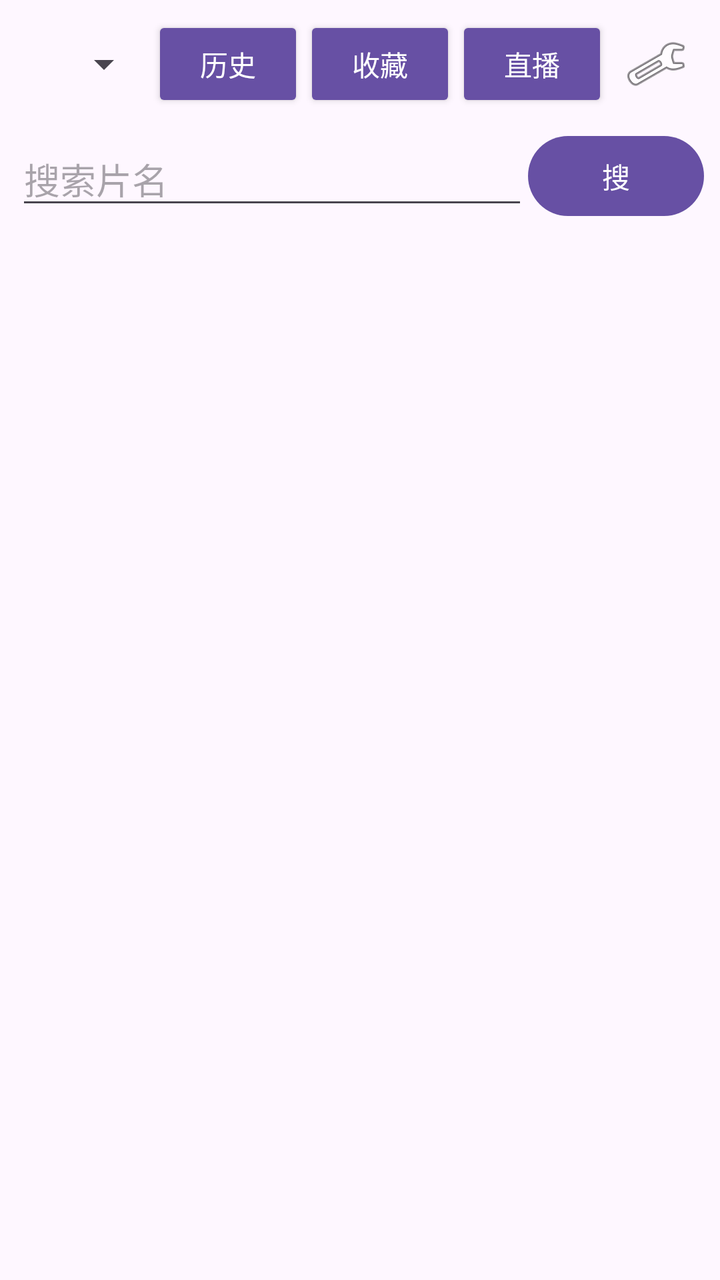
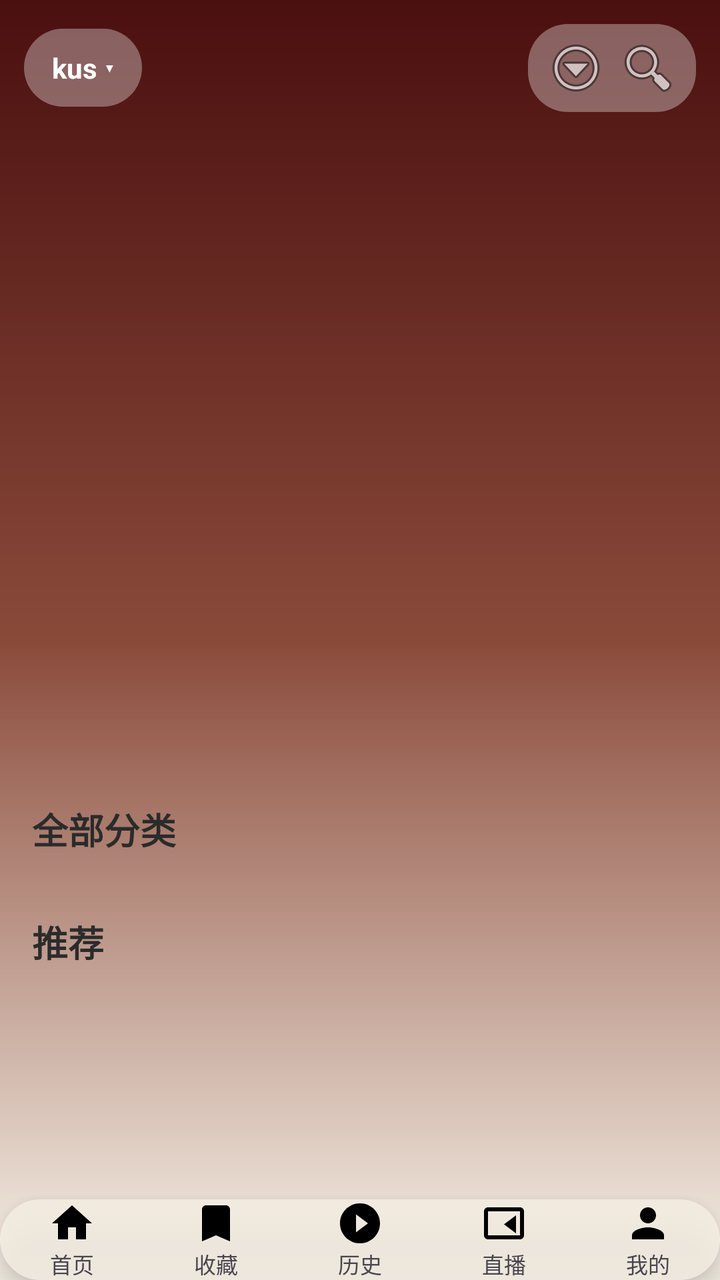

An Android layout rendered at two revisions. The XML below is the earlier revision; the diff shows what the commit changed to produce the second picture.
<!-- AndroidManifest.xml: application theme Theme.BoxZero -->
<!-- res/layout/activity_main.xml -->
<?xml version="1.0" encoding="utf-8"?>
<LinearLayout xmlns:android="http://schemas.android.com/apk/res/android"
    android:layout_width="match_parent"
    android:layout_height="match_parent"
    android:orientation="vertical">

    <LinearLayout
        android:layout_width="match_parent"
        android:layout_height="wrap_content"
        android:gravity="center_vertical"
        android:orientation="horizontal"
        android:padding="8dp">

        <Spinner
            android:id="@+id/siteSpinner"
            android:layout_width="0dp"
            android:layout_height="wrap_content"
            android:layout_weight="1" />

        <Button
            android:id="@+id/btnHistory"
            style="?android:attr/buttonStyleSmall"
            android:layout_width="wrap_content"
            android:layout_height="wrap_content"
            android:text="历史" />

        <Button
            android:id="@+id/btnFav"
            style="?android:attr/buttonStyleSmall"
            android:layout_width="wrap_content"
            android:layout_height="wrap_content"
            android:text="收藏" />

        <Button
            android:id="@+id/btnLive"
            style="?android:attr/buttonStyleSmall"
            android:layout_width="wrap_content"
            android:layout_height="wrap_content"
            android:text="直播" />

        <ImageButton
            android:id="@+id/btnSettings"
            android:layout_width="48dp"
            android:layout_height="48dp"
            android:background="?attr/selectableItemBackgroundBorderless"
            android:contentDescription="设置"
            android:src="@android:drawable/ic_menu_preferences" />
    </LinearLayout>

    <LinearLayout
        android:layout_width="match_parent"
        android:layout_height="wrap_content"
        android:gravity="center_vertical"
        android:orientation="horizontal"
        android:paddingStart="8dp"
        android:paddingEnd="8dp"
        android:paddingBottom="8dp">

        <EditText
            android:id="@+id/searchInput"
            android:layout_width="0dp"
            android:layout_height="wrap_content"
            android:layout_weight="1"
            android:hint="搜索片名"
            android:imeOptions="actionSearch"
            android:inputType="text"
            android:singleLine="true" />

        <Button
            android:id="@+id/btnSearch"
            android:layout_width="wrap_content"
            android:layout_height="wrap_content"
            android:text="搜" />
    </LinearLayout>

    <HorizontalScrollView
        android:id="@+id/tabScroll"
        android:layout_width="match_parent"
        android:layout_height="wrap_content"
        android:scrollbars="none"
        android:visibility="gone">

        <LinearLayout
            android:id="@+id/tabRow"
            android:layout_width="wrap_content"
            android:layout_height="wrap_content"
            android:orientation="horizontal"
            android:paddingStart="4dp"
            android:paddingEnd="4dp" />
    </HorizontalScrollView>

    <FrameLayout
        android:layout_width="match_parent"
        android:layout_height="0dp"
        android:layout_weight="1">

        <androidx.recyclerview.widget.RecyclerView
            android:id="@+id/grid"
            android:layout_width="match_parent"
            android:layout_height="match_parent"
            android:clipToPadding="false"
            android:padding="4dp" />

        <ProgressBar
            android:id="@+id/loading"
            android:layout_width="wrap_content"
            android:layout_height="wrap_content"
            android:layout_gravity="center"
            android:visibility="gone" />
    </FrameLayout>

    <LinearLayout
        android:id="@+id/pageRow"
        android:layout_width="match_parent"
        android:layout_height="wrap_content"
        android:gravity="center"
        android:orientation="horizontal"
        android:padding="8dp"
        android:visibility="gone">

        <Button
            android:id="@+id/btnPrev"
            android:layout_width="wrap_content"
            android:layout_height="wrap_content"
            android:text="上一页" />

        <TextView
            android:id="@+id/pageInfo"
            android:layout_width="wrap_content"
            android:layout_height="wrap_content"
            android:layout_marginStart="16dp"
            android:layout_marginEnd="16dp" />

        <Button
            android:id="@+id/btnNext"
            android:layout_width="wrap_content"
            android:layout_height="wrap_content"
            android:text="下一页" />
    </LinearLayout>

</LinearLayout>
<!-- resources referenced by this layout -->
<resources>
  <style name="Theme.BoxZero" parent="Theme.Material3.DayNight.NoActionBar">
      </style>
</resources>

<!-- the commit's change to res/layout/activity_main.xml (unified diff, before → after) -->
@@ -1,141 +1,309 @@
+<?xml version="1.0" encoding="utf-8"?>
+<FrameLayout xmlns:android="http://schemas.android.com/apk/res/android"
+    android:layout_width="match_parent"
+    android:layout_height="match_parent"
+    android:background="@drawable/bg_home_gradient"
+    android:fitsSystemWindows="true">
+
+    <ScrollView
+        android:layout_width="match_parent"
+        android:layout_height="match_parent"
+        android:scrollbars="none">
+
+        <LinearLayout
+            android:layout_width="match_parent"
+            android:layout_height="wrap_content"
+            android:orientation="vertical">
+
+            
+            <LinearLayout
+                android:layout_width="match_parent"
+                android:layout_height="wrap_content"
+                android:gravity="center_vertical"
+                android:orientation="horizontal"
+                android:padding="12dp">
+
+                <LinearLayout
+                    android:id="@+id/sitePill"
+                    android:layout_width="wrap_content"
+                    android:layout_height="wrap_content"
+                    android:background="@drawable/pill_bg"
+                    android:gravity="center_vertical"
+                    android:orientation="horizontal"
+                    android:paddingStart="14dp"
+                    android:paddingEnd="14dp"
+                    android:paddingTop="10dp"
+                    android:paddingBottom="10dp">
+
+                    <TextView
+                        android:id="@+id/siteName"
+                        android:layout_width="wrap_content"
+                        android:layout_height="wrap_content"
+                        android:ellipsize="end"
+                        android:maxWidth="160dp"
+                        android:singleLine="true"
+                        android:text="kus"
+                        android:textColor="#FFFFFF"
+                        android:textSize="14sp"
+                        android:textStyle="bold" />
+
+                    <TextView
+                        android:layout_width="wrap_content"
+                        android:layout_height="wrap_content"
+                        android:layout_marginStart="4dp"
+                        android:text="▾"
+                        android:textColor="#FFFFFF"
+                        android:textSize="12sp" />
+                </LinearLayout>
+
+                <View
+                    android:layout_width="0dp"
+                    android:layout_height="1dp"
+                    android:layout_weight="1" />
+
+                <LinearLayout
+                    android:layout_width="wrap_content"
+                    android:layout_height="wrap_content"
+                    android:background="@drawable/pill_bg"
+                    android:gravity="center_vertical"
+                    android:orientation="horizontal"
+                    android:paddingStart="6dp"
+                    android:paddingEnd="6dp"
+                    android:paddingTop="4dp"
+                    android:paddingBottom="4dp">
+
+                    <ImageButton
+                        android:id="@+id/btnMenu"
+                        android:layout_width="36dp"
+                        android:layout_height="36dp"
+                        android:background="?attr/selectableItemBackgroundBorderless"
+                        android:contentDescription="菜单"
+                        android:src="@android:drawable/ic_menu_more" />
+
+                    <ImageButton
+                        android:id="@+id/btnSearch"
+                        android:layout_width="36dp"
+                        android:layout_height="36dp"
+                        android:background="?attr/selectableItemBackgroundBorderless"
+                        android:contentDescription="搜索"
+                        android:src="@android:drawable/ic_menu_search" />
+                </LinearLayout>
+            </LinearLayout>
+
+            
+            <androidx.recyclerview.widget.RecyclerView
+                android:id="@+id/banner"
+                android:layout_width="match_parent"
+                android:layout_height="260dp"
+                android:layout_marginTop="4dp"
+                android:clipToPadding="false" />
+
+            <TextView
+                android:id="@+id/bannerTitle"
+                android:layout_width="match_parent"
+                android:layout_height="wrap_content"
+                android:layout_marginTop="12dp"
+                android:ellipsize="end"
+                android:gravity="center"
+                android:maxLines="1"
+                android:textColor="#FFFFFF"
+                android:textSize="22sp"
+                android:textStyle="bold" />
+
+            <LinearLayout
+                android:id="@+id/dots"
+                android:layout_width="match_parent"
+                android:layout_height="wrap_content"
+                android:layout_marginTop="8dp"
+                android:gravity="center"
+                android:orientation="horizontal" />
+
+            
+            <TextView
+                android:layout_width="match_parent"
+                android:layout_height="wrap_content"
+                android:layout_marginTop="20dp"
+                android:paddingStart="16dp"
+                android:paddingEnd="16dp"
+                android:text="全部分类"
+                android:textColor="#2B2B2B"
+                android:textSize="18sp"
+                android:textStyle="bold" />
+
+            <androidx.recyclerview.widget.RecyclerView
+                android:id="@+id/pillRow"
+                android:layout_width="match_parent"
+                android:layout_height="wrap_content"
+                android:layout_marginTop="10dp"
+                android:clipToPadding="false"
+                android:nestedScrollingEnabled="false"
+                android:paddingStart="16dp"
+                android:paddingEnd="16dp" />
+
+            
+            <TextView
+                android:layout_width="match_parent"
+                android:layout_height="wrap_content"
+                android:layout_marginTop="20dp"
+                android:paddingStart="16dp"
+                android:paddingEnd="16dp"
+                android:text="推荐"
+                android:textColor="#2B2B2B"
+                android:textSize="18sp"
+                android:textStyle="bold" />
+
+            <androidx.recyclerview.widget.RecyclerView
+                android:id="@+id/posterRow"
+                android:layout_width="match_parent"
+                android:layout_height="wrap_content"
+                android:layout_marginTop="10dp"
+                android:clipToPadding="false"
+                android:nestedScrollingEnabled="false"
+                android:paddingStart="16dp"
+                android:paddingEnd="16dp" />
+
+            <View
+                android:layout_width="match_parent"
+                android:layout_height="110dp" />
+        </LinearLayout>
+    </ScrollView>
+
+    <include
+        layout="@layout/view_bottom_nav"
+        android:layout_width="match_parent"
+        android:layout_height="wrap_content"
+        android:layout_gravity="bottom" />
+
+    <ProgressBar
+        android:id="@+id/loading"
+        android:layout_width="wrap_content"
+        android:layout_height="wrap_content"
+        android:layout_gravity="center"
+        android:visibility="gone" />
+
+</FrameLayout>
+<!-- res/layout/view_bottom_nav.xml (included above) -->
 <?xml version="1.0" encoding="utf-8"?>
 <LinearLayout xmlns:android="http://schemas.android.com/apk/res/android"
+    android:id="@+id/bottomNav"
     android:layout_width="match_parent"
-    android:layout_height="match_parent"
-    android:orientation="vertical">
-
-    <LinearLayout
-        android:layout_width="match_parent"
-        android:layout_height="wrap_content"
-        android:gravity="center_vertical"
-        android:orientation="horizontal"
-        android:padding="8dp">
-
-        <Spinner
-            android:id="@+id/siteSpinner"
-            android:layout_width="0dp"
-            android:layout_height="wrap_content"
-            android:layout_weight="1" />
-
-        <Button
-            android:id="@+id/btnHistory"
-            style="?android:attr/buttonStyleSmall"
-            android:layout_width="wrap_content"
-            android:layout_height="wrap_content"
-            android:text="历史" />
-
-        <Button
-            android:id="@+id/btnFav"
-            style="?android:attr/buttonStyleSmall"
-            android:layout_width="wrap_content"
-            android:layout_height="wrap_content"
-            android:text="收藏" />
-
-        <Button
-            android:id="@+id/btnLive"
-            style="?android:attr/buttonStyleSmall"
-            android:layout_width="wrap_content"
-            android:layout_height="wrap_content"
-            android:text="直播" />
-
-        <ImageButton
-            android:id="@+id/btnSettings"
-            android:layout_width="48dp"
-            android:layout_height="48dp"
-            android:background="?attr/selectableItemBackgroundBorderless"
-            android:contentDescription="设置"
-            android:src="@android:drawable/ic_menu_preferences" />
-    </LinearLayout>
-
-    <LinearLayout
-        android:layout_width="match_parent"
-        android:layout_height="wrap_content"
-        android:gravity="center_vertical"
-        android:orientation="horizontal"
-        android:paddingStart="8dp"
-        android:paddingEnd="8dp"
-        android:paddingBottom="8dp">
-
-        <EditText
-            android:id="@+id/searchInput"
-            android:layout_width="0dp"
-            android:layout_height="wrap_content"
-            android:layout_weight="1"
-            android:hint="搜索片名"
-            android:imeOptions="actionSearch"
-            android:inputType="text"
-            android:singleLine="true" />
-
-        <Button
-            android:id="@+id/btnSearch"
-            android:layout_width="wrap_content"
-            android:layout_height="wrap_content"
-            android:text="搜" />
-    </LinearLayout>
-
-    <HorizontalScrollView
-        android:id="@+id/tabScroll"
-        android:layout_width="match_parent"
-        android:layout_height="wrap_content"
-        android:scrollbars="none"
-        android:visibility="gone">
-
-        <LinearLayout
-            android:id="@+id/tabRow"
-            android:layout_width="wrap_content"
-            android:layout_height="wrap_content"
-            android:orientation="horizontal"
-            android:paddingStart="4dp"
-            android:paddingEnd="4dp" />
-    </HorizontalScrollView>
-
-    <FrameLayout
-        android:layout_width="match_parent"
-        android:layout_height="0dp"
-        android:layout_weight="1">
-
-        <androidx.recyclerview.widget.RecyclerView
-            android:id="@+id/grid"
-            android:layout_width="match_parent"
-            android:layout_height="match_parent"
-            android:clipToPadding="false"
-            android:padding="4dp" />
-
-        <ProgressBar
-            android:id="@+id/loading"
-            android:layout_width="wrap_content"
-            android:layout_height="wrap_content"
-            android:layout_gravity="center"
-            android:visibility="gone" />
-    </FrameLayout>
-
-    <LinearLayout
-        android:id="@+id/pageRow"
-        android:layout_width="match_parent"
-        android:layout_height="wrap_content"
-        android:gravity="center"
-        android:orientation="horizontal"
-        android:padding="8dp"
-        android:visibility="gone">
-
-        <Button
-            android:id="@+id/btnPrev"
-            android:layout_width="wrap_content"
-            android:layout_height="wrap_content"
-            android:text="上一页" />
-
-        <TextView
-            android:id="@+id/pageInfo"
-            android:layout_width="wrap_content"
-            android:layout_height="wrap_content"
-            android:layout_marginStart="16dp"
-            android:layout_marginEnd="16dp" />
-
-        <Button
-            android:id="@+id/btnNext"
-            android:layout_width="wrap_content"
-            android:layout_height="wrap_content"
-            android:text="下一页" />
+    android:layout_height="68dp"
+    android:layout_marginStart="16dp"
+    android:layout_marginEnd="16dp"
+    android:layout_marginBottom="16dp"
+    android:background="@drawable/nav_bg"
+    android:elevation="8dp"
+    android:gravity="center"
+    android:orientation="horizontal">
+
+    <LinearLayout
+        android:id="@+id/tabHome"
+        android:layout_width="0dp"
+        android:layout_height="match_parent"
+        android:layout_weight="1"
+        android:gravity="center"
+        android:orientation="vertical">
+
+        <ImageView
+            android:id="@+id/iconHome"
+            android:layout_width="24dp"
+            android:layout_height="24dp"
+            android:src="@drawable/ic_nav_home" />
+
+        <TextView
+            android:id="@+id/textHome"
+            android:layout_width="wrap_content"
+            android:layout_height="wrap_content"
+            android:text="首页"
+            android:textSize="11sp" />
+    </LinearLayout>
+
+    <LinearLayout
+        android:id="@+id/tabFav"
+        android:layout_width="0dp"
+        android:layout_height="match_parent"
+        android:layout_weight="1"
+        android:gravity="center"
+        android:orientation="vertical">
+
+        <ImageView
+            android:id="@+id/iconFav"
+            android:layout_width="24dp"
+            android:layout_height="24dp"
+            android:src="@drawable/ic_nav_fav" />
+
+        <TextView
+            android:id="@+id/textFav"
+            android:layout_width="wrap_content"
+            android:layout_height="wrap_content"
+            android:text="收藏"
+            android:textSize="11sp" />
+    </LinearLayout>
+
+    <LinearLayout
+        android:id="@+id/tabHistory"
+        android:layout_width="0dp"
+        android:layout_height="match_parent"
+        android:layout_weight="1"
+        android:gravity="center"
+        android:orientation="vertical">
+
+        <ImageView
+            android:id="@+id/iconHistory"
+            android:layout_width="24dp"
+            android:layout_height="24dp"
+            android:src="@drawable/ic_nav_history" />
+
+        <TextView
+            android:id="@+id/textHistory"
+            android:layout_width="wrap_content"
+            android:layout_height="wrap_content"
+            android:text="历史"
+            android:textSize="11sp" />
+    </LinearLayout>
+
+    <LinearLayout
+        android:id="@+id/tabLive"
+        android:layout_width="0dp"
+        android:layout_height="match_parent"
+        android:layout_weight="1"
+        android:gravity="center"
+        android:orientation="vertical">
+
+        <ImageView
+            android:id="@+id/iconLive"
+            android:layout_width="24dp"
+            android:layout_height="24dp"
+            android:src="@drawable/ic_nav_live" />
+
+        <TextView
+            android:id="@+id/textLive"
+            android:layout_width="wrap_content"
+            android:layout_height="wrap_content"
+            android:text="直播"
+            android:textSize="11sp" />
+    </LinearLayout>
+
+    <LinearLayout
+        android:id="@+id/tabMine"
+        android:layout_width="0dp"
+        android:layout_height="match_parent"
+        android:layout_weight="1"
+        android:gravity="center"
+        android:orientation="vertical">
+
+        <ImageView
+            android:id="@+id/iconMine"
+            android:layout_width="24dp"
+            android:layout_height="24dp"
+            android:src="@drawable/ic_nav_mine" />
+
+        <TextView
+            android:id="@+id/textMine"
+            android:layout_width="wrap_content"
+            android:layout_height="wrap_content"
+            android:text="我的"
+            android:textSize="11sp" />
     </LinearLayout>
 
 </LinearLayout>
<!-- resource entries referenced after the edit -->
@@ -1,5 +1,64 @@
 <!-- resources referenced by this layout -->
 <resources>
+  <!-- drawable bg_home_gradient (drawable) -->
+  <?xml version="1.0" encoding="utf-8"?>
+  <shape xmlns:android="http://schemas.android.com/apk/res/android"
+      android:shape="rectangle">
+      <gradient
+          android:angle="270"
+          android:startColor="#4A0F0F"
+          android:centerColor="#8A4A3A"
+          android:endColor="#F6F1E7" />
+  </shape>
+  <!-- drawable ic_nav_fav (drawable) -->
+  <vector xmlns:android="http://schemas.android.com/apk/res/android"
+      android:width="24dp" android:height="24dp"
+      android:viewportWidth="24" android:viewportHeight="24">
+      <path android:fillColor="#000000"
+          android:pathData="M17,3H7c-1.1,0 -2,0.9 -2,2v16l7,-3l7,3V5c0,-1.1 -0.9,-2 -2,-2z" />
+  </vector>
+  <!-- drawable ic_nav_history (drawable) -->
+  <vector xmlns:android="http://schemas.android.com/apk/res/android"
+      android:width="24dp" android:height="24dp"
+      android:viewportWidth="24" android:viewportHeight="24">
+      <path android:fillColor="#000000"
+          android:pathData="M12,2C6.5,2 2,6.5 2,12s4.5,10 10,10s10,-4.5 10,-10S17.5,2 12,2zM10,16.5v-9L16,12l-6,4.5z" />
+  </vector>
+  <!-- drawable ic_nav_home (drawable) -->
+  <vector xmlns:android="http://schemas.android.com/apk/res/android"
+      android:width="24dp" android:height="24dp"
+      android:viewportWidth="24" android:viewportHeight="24">
+      <path android:fillColor="#000000"
+          android:pathData="M10,20v-6h4v6h5v-8h3L12,3 2,12h3v8z" />
+  </vector>
+  <!-- drawable ic_nav_live (drawable) -->
+  <vector xmlns:android="http://schemas.android.com/apk/res/android"
+      android:width="24dp" android:height="24dp"
+      android:viewportWidth="24" android:viewportHeight="24">
+      <path android:fillColor="#000000"
+          android:pathData="M20,4H4c-1.1,0 -2,0.9 -2,2v12c0,1.1 0.9,2 2,2h16c1.1,0 2,-0.9 2,-2V6c0,-1.1 -0.9,-2 -2,-2zM20,18H4V6h16v12zM18,8l-6,4.5L18,17V8z" />
+  </vector>
+  <!-- drawable ic_nav_mine (drawable) -->
+  <vector xmlns:android="http://schemas.android.com/apk/res/android"
+      android:width="24dp" android:height="24dp"
+      android:viewportWidth="24" android:viewportHeight="24">
+      <path android:fillColor="#000000"
+          android:pathData="M12,12c2.2,0 4,-1.8 4,-4s-1.8,-4 -4,-4s-4,1.8 -4,4S9.8,12 12,12zM12,14c-2.7,0 -8,1.3 -8,4v2h16v-2c0,-2.7 -5.3,-4 -8,-4z" />
+  </vector>
+  <!-- drawable nav_bg (drawable) -->
+  <?xml version="1.0" encoding="utf-8"?>
+  <shape xmlns:android="http://schemas.android.com/apk/res/android"
+      android:shape="rectangle">
+      <solid android:color="#CFF5EFE4" />
+      <corners android:radius="32dp" />
+  </shape>
+  <!-- drawable pill_bg (drawable) -->
+  <?xml version="1.0" encoding="utf-8"?>
+  <shape xmlns:android="http://schemas.android.com/apk/res/android"
+      android:shape="rectangle">
+      <solid android:color="#55FFFFFF" />
+      <corners android:radius="20dp" />
+  </shape>
   <style name="Theme.BoxZero" parent="Theme.Material3.DayNight.NoActionBar">
       </style>
 </resources>
